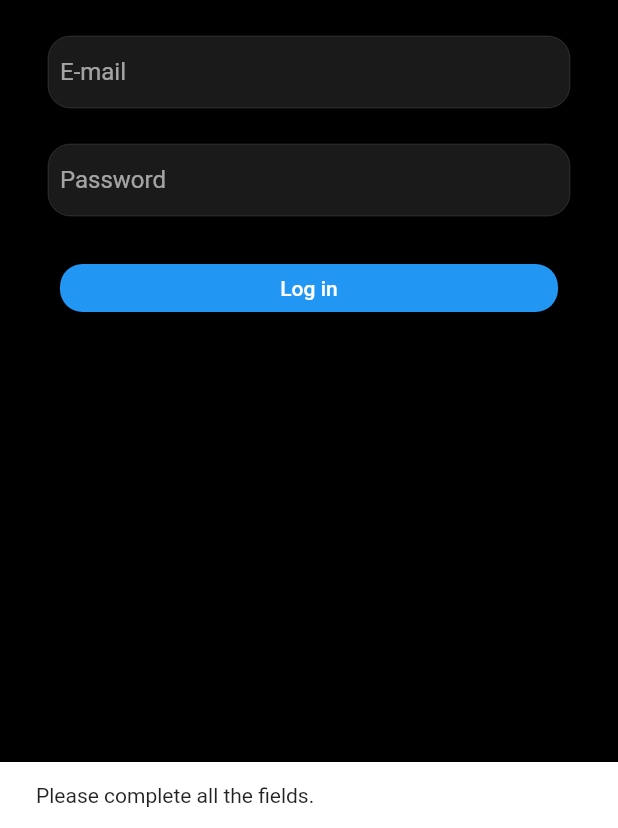
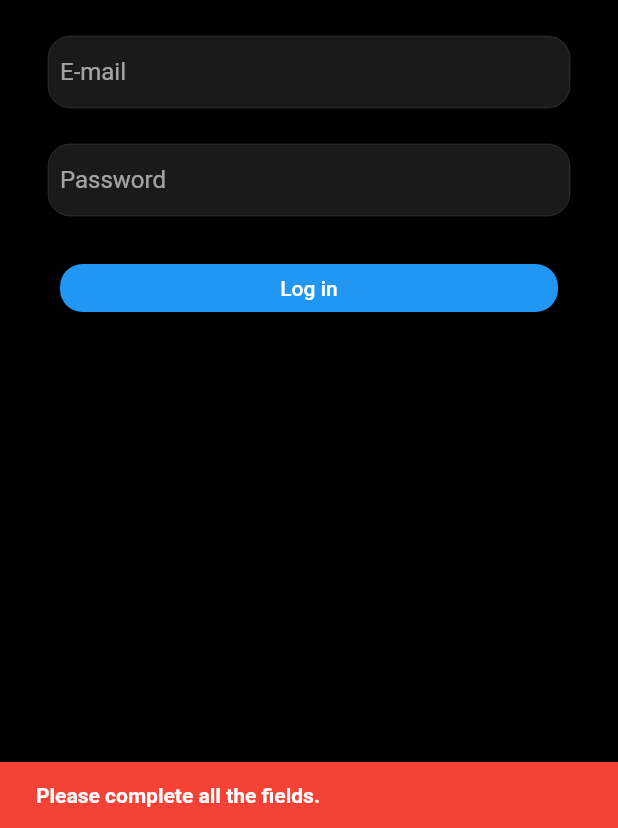
Before and after one commit to swap-10/insta_clone_flutter, a Flutter app: the screen it shows after launch, after a tap on "Log in", on a phone screen of 412 x 824 dp, the part 408-1236 px from its top. Run offline on Flutter 3.47's test engine with Material 2 defaults, Android fonts, the phone set to English and light mode, and no system bars; our stand-ins replace cloud_firestore, firebase_auth, firebase_core, firebase_storage, flutter_dotenv, flutter_svg and 1 more; accounts and stored records are empty.

Commit message:
Add 'Complete all fields' msg to signUpUser, change snackbar color On success or failure diferent snackbar color, change snackbar text to bold white

```diff
--- a/lib/resources/auth_methods.dart
+++ b/lib/resources/auth_methods.dart
@@ -36,6 +36,8 @@ class AuthMethods {
         });
 
         res = "Success!";
+      } else {
+        res = "Please complete all the fields.";
       }
     } catch (err) {
       res = err.toString();
--- a/lib/screens/login_screen.dart
+++ b/lib/screens/login_screen.dart
@@ -29,7 +29,11 @@ class _LoginScreenState extends State<LoginScreen> {
       email: _emailAddressController.text,
       password: _passwordController.text,
     );
-    showSnackBar(res, context);
+    if (res == "Success!") {
+      showSnackBar(res, Colors.green, context);
+    } else {
+      showSnackBar(res, Colors.red, context);
+    }
   }
 
   @override
--- a/lib/screens/signup_screen.dart
+++ b/lib/screens/signup_screen.dart
@@ -63,7 +63,11 @@ class _SignupScreenState extends State<SignupScreen> {
     setState(() {
       _isLoading = false;
     });
-    showSnackBar(res, context);
+    if (res == "Success!") {
+      showSnackBar(res, Colors.green, context);
+    } else {
+      showSnackBar(res, Colors.red, context);
+    }
   }
 
   @override
--- a/lib/utils/utils.dart
+++ b/lib/utils/utils.dart
@@ -10,10 +10,17 @@ pickImage(ImageSource source) async {
   }
 }
 
-showSnackBar(String content, BuildContext context) {
+showSnackBar(String content, Color color, BuildContext context) {
   ScaffoldMessenger.of(context).showSnackBar(
     SnackBar(
-      content: Text(content),
+      content: Text(
+        content,
+        style: const TextStyle(
+          color: Colors.white,
+          fontWeight: FontWeight.bold,
+        ),
+      ),
+      backgroundColor: color,
     ),
   );
 }
```
